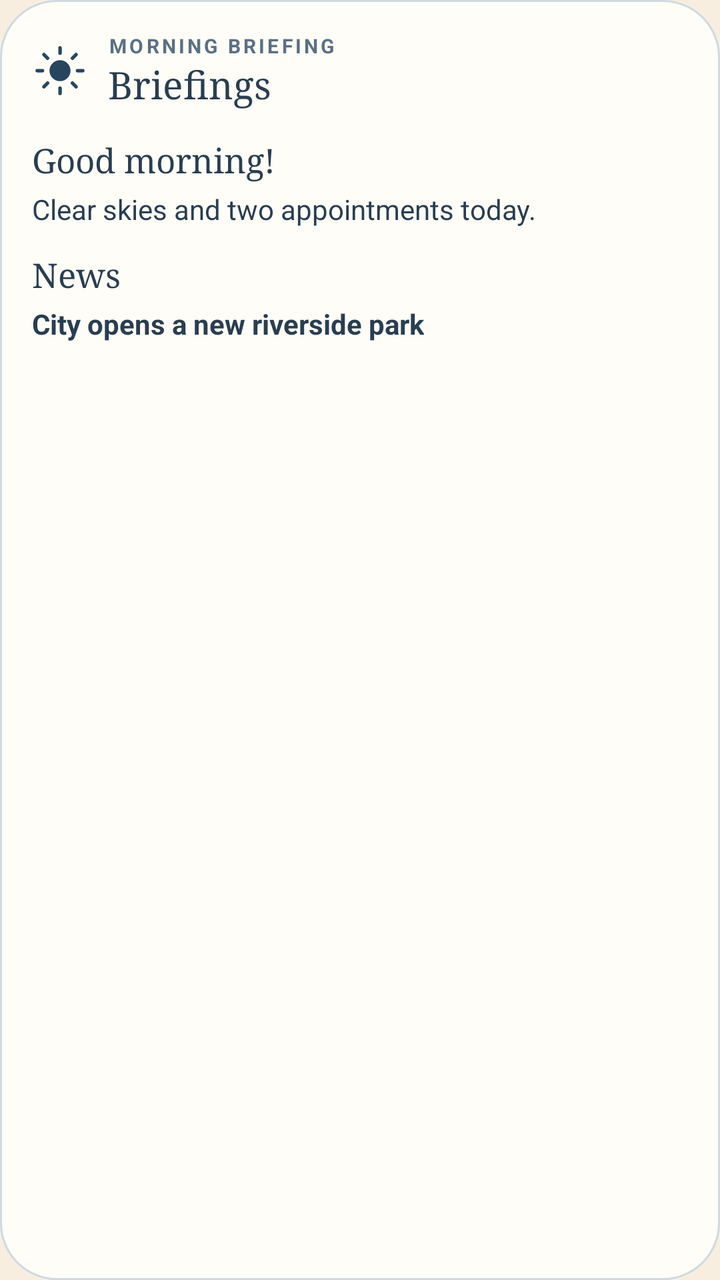
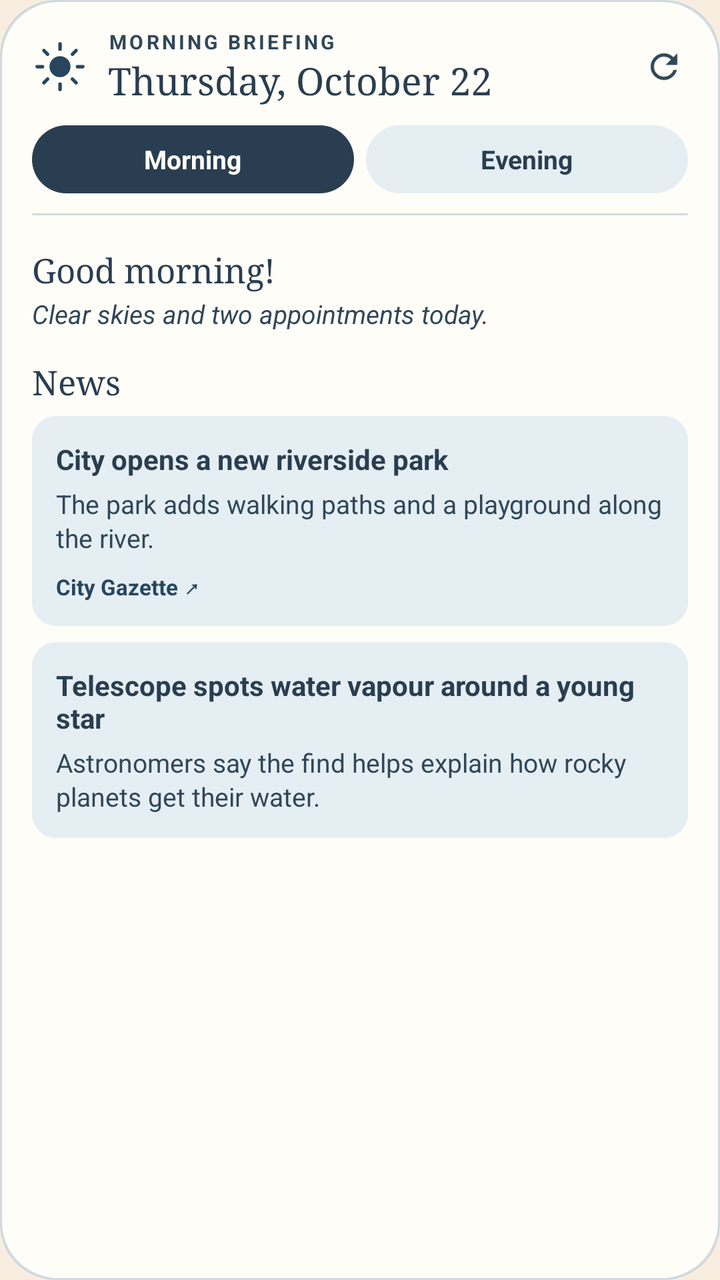

Two renders of the same Android screen: before a commit and after it. Below are the layout's source before the change and the commit's diff.
<!-- AndroidManifest.xml: application theme Screen -->
<!-- res/layout/widget_preview_briefing.xml -->
<?xml version="1.0" encoding="utf-8"?>
<LinearLayout xmlns:android="http://schemas.android.com/apk/res/android"
    xmlns:tools="http://schemas.android.com/tools"
    android:layout_width="match_parent"
    android:layout_height="match_parent"
    android:background="@drawable/preview_card"
    android:orientation="vertical"
    android:padding="16dp">

    <LinearLayout android:layout_width="match_parent" android:layout_height="wrap_content" android:gravity="center_vertical">
        <ImageView android:layout_width="28dp" android:layout_height="28dp" android:importantForAccessibility="no" android:src="@drawable/ic_morning" android:tint="@color/preview_accent" tools:ignore="UseAppTint" />
        <LinearLayout android:layout_width="wrap_content" android:layout_height="wrap_content" android:layout_marginStart="10dp" android:orientation="vertical">
            <TextView android:layout_width="wrap_content" android:layout_height="wrap_content" android:letterSpacing="0.14" android:text="@string/briefing_label_gm" android:textAllCaps="true" android:textColor="@color/preview_muted" android:textSize="10sp" android:textStyle="bold" />
            <TextView android:layout_width="wrap_content" android:layout_height="wrap_content" android:fontFamily="serif" android:text="@string/widget_briefing_name" android:textColor="@color/preview_ink" android:textSize="19sp" />
        </LinearLayout>
    </LinearLayout>
    <TextView android:layout_width="wrap_content" android:layout_height="wrap_content" android:layout_marginTop="14dp" android:fontFamily="serif" android:text="@string/preview_briefing_greeting" android:textColor="@color/preview_ink" android:textSize="17sp" />
    <TextView android:layout_width="wrap_content" android:layout_height="wrap_content" android:layout_marginTop="4dp" android:text="@string/preview_briefing_opening" android:textColor="@color/preview_ink" android:textSize="14sp" />
    <TextView android:layout_width="wrap_content" android:layout_height="wrap_content" android:layout_marginTop="12dp" android:fontFamily="serif" android:text="@string/preview_briefing_section" android:textColor="@color/preview_ink" android:textSize="17sp" />
    <TextView android:layout_width="wrap_content" android:layout_height="wrap_content" android:layout_marginTop="4dp" android:text="@string/preview_news_headline" android:textColor="@color/preview_ink" android:textSize="14sp" android:textStyle="bold" />
</LinearLayout>
<!-- resources referenced by this layout -->
<resources>
  <color name="preview_accent">#27465E</color>
  <color name="preview_ink">#293E50</color>
  <color name="preview_muted">#5B7083</color>
  <!-- drawable ic_morning (drawable) -->
  <?xml version="1.0" encoding="utf-8"?>
  <vector xmlns:android="http://schemas.android.com/apk/res/android"
      android:width="24dp" android:height="24dp" android:viewportWidth="64" android:viewportHeight="64">
      <path android:strokeColor="#FFFFFFFF" android:strokeWidth="4" android:strokeLineCap="round" android:pathData="M32,6v6m0,40v6M6,32h6m40,0h6M13.6,13.6l4.2,4.2m28.4,28.4 l4.2,4.2M13.6,50.4l4.2,-4.2m28.4,-28.4 l4.2,-4.2" />
      <path android:fillColor="#FFFFFFFF" android:pathData="M32,32m-12,0a12,12 0,1 1,24 0a12,12 0,1 1,-24 0" />
  </vector>
  <!-- drawable preview_card (drawable) -->
  <?xml version="1.0" encoding="utf-8"?>
  <shape xmlns:android="http://schemas.android.com/apk/res/android">
      <solid android:color="@color/preview_surface" />
      <stroke android:width="1dp" android:color="@color/preview_line" />
      <corners android:radius="@dimen/widget_radius" />
  </shape>
  <string name="briefing_label_gm">Morning briefing</string>
  <string name="preview_briefing_greeting">Good morning!</string>
  <string name="preview_briefing_opening">Clear skies and two appointments today.</string>
  <string name="preview_briefing_section">News</string>
  <string name="preview_news_headline">City opens a new riverside park</string>
  <string name="widget_briefing_name">Briefings</string>
  <style name="Screen" parent="@android:style/Theme.Material.Light.NoActionBar">
          <item name="android:windowBackground">@color/background</item>
          <item name="android:colorAccent">@color/sun</item>
          <item name="android:textColorPrimary">@color/ink</item>
          <item name="android:windowLightStatusBar">true</item>
      </style>
  <color name="preview_surface">#FFFDF7</color>
  <color name="preview_line">#CFDAE0</color>
  <dimen name="widget_radius">16dp</dimen>
  <color name="background">#F8EEE0</color>
  <color name="sun">#D88B38</color>
  <color name="ink">#2B2620</color>
</resources>

<!-- the commit's change to res/layout/widget_preview_briefing.xml (unified diff, before → after) -->
@@ -1,21 +1,41 @@
 <?xml version="1.0" encoding="utf-8"?>
-<LinearLayout xmlns:android="http://schemas.android.com/apk/res/android"
+<FrameLayout xmlns:android="http://schemas.android.com/apk/res/android"
     xmlns:tools="http://schemas.android.com/tools"
     android:layout_width="match_parent"
     android:layout_height="match_parent"
-    android:background="@drawable/preview_card"
-    android:orientation="vertical"
-    android:padding="16dp">
+    tools:ignore="UseAppTint">
 
-    <LinearLayout android:layout_width="match_parent" android:layout_height="wrap_content" android:gravity="center_vertical">
-        <ImageView android:layout_width="28dp" android:layout_height="28dp" android:importantForAccessibility="no" android:src="@drawable/ic_morning" android:tint="@color/preview_accent" tools:ignore="UseAppTint" />
-        <LinearLayout android:layout_width="wrap_content" android:layout_height="wrap_content" android:layout_marginStart="10dp" android:orientation="vertical">
-            <TextView android:layout_width="wrap_content" android:layout_height="wrap_content" android:letterSpacing="0.14" android:text="@string/briefing_label_gm" android:textAllCaps="true" android:textColor="@color/preview_muted" android:textSize="10sp" android:textStyle="bold" />
-            <TextView android:layout_width="wrap_content" android:layout_height="wrap_content" android:fontFamily="serif" android:text="@string/widget_briefing_name" android:textColor="@color/preview_ink" android:textSize="19sp" />
+    <ImageView android:layout_width="match_parent" android:layout_height="match_parent" android:importantForAccessibility="no" android:scaleType="fitXY" android:src="@drawable/round_card" android:tint="@color/preview_line" />
+    <ImageView android:layout_width="match_parent" android:layout_height="match_parent" android:layout_margin="1dp" android:importantForAccessibility="no" android:scaleType="fitXY" android:src="@drawable/round_card" android:tint="@color/preview_surface" />
+
+    <LinearLayout android:layout_width="match_parent" android:layout_height="match_parent" android:orientation="vertical" android:paddingStart="16dp" android:paddingTop="14dp" android:paddingEnd="10dp" android:paddingBottom="6dp">
+        <LinearLayout android:layout_width="match_parent" android:layout_height="wrap_content" android:gravity="center_vertical">
+            <ImageView android:layout_width="28dp" android:layout_height="28dp" android:importantForAccessibility="no" android:src="@drawable/ic_morning" android:tint="@color/preview_accent" />
+            <LinearLayout android:layout_width="0dp" android:layout_height="wrap_content" android:layout_marginStart="10dp" android:layout_weight="1" android:orientation="vertical">
+                <TextView android:layout_width="wrap_content" android:layout_height="wrap_content" android:letterSpacing="0.14" android:maxLines="1" android:text="@string/briefing_label_gm" android:textAllCaps="true" android:textColor="@color/preview_muted" android:textSize="10sp" android:textStyle="bold" />
+                <TextView android:layout_width="wrap_content" android:layout_height="wrap_content" android:ellipsize="end" android:fontFamily="serif" android:maxLines="1" android:text="@string/preview_date" android:textColor="@color/preview_ink" android:textSize="19sp" />
+            </LinearLayout>
+            <ImageView android:layout_width="36dp" android:layout_height="36dp" android:importantForAccessibility="no" android:padding="8dp" android:src="@drawable/ic_refresh" android:tint="@color/preview_muted" />
+        </LinearLayout>
+        <LinearLayout android:layout_width="match_parent" android:layout_height="34dp" android:layout_marginTop="10dp" android:layout_marginEnd="6dp">
+            <TextView android:layout_width="0dp" android:layout_height="match_parent" android:layout_weight="1" android:background="@drawable/round_pill" android:backgroundTint="@color/preview_ink" android:gravity="center" android:maxLines="1" android:text="@string/briefing_morning" android:textColor="@color/preview_surface" android:textSize="13sp" android:textStyle="bold" />
+            <TextView android:layout_width="0dp" android:layout_height="match_parent" android:layout_marginStart="6dp" android:layout_weight="1" android:background="@drawable/round_pill" android:backgroundTint="@color/preview_wash" android:gravity="center" android:maxLines="1" android:text="@string/briefing_evening" android:textColor="@color/preview_ink" android:textSize="13sp" android:textStyle="bold" />
+        </LinearLayout>
+        <ImageView android:layout_width="match_parent" android:layout_height="1dp" android:layout_marginTop="10dp" android:layout_marginEnd="6dp" android:importantForAccessibility="no" android:scaleType="fitXY" android:src="@drawable/round_card" android:tint="@color/preview_line" />
+
+        <LinearLayout android:layout_width="match_parent" android:layout_height="wrap_content" android:orientation="vertical" android:paddingTop="4dp" android:paddingEnd="6dp">
+            <TextView android:layout_width="match_parent" android:layout_height="wrap_content" android:paddingTop="12dp" android:fontFamily="serif" android:text="@string/preview_briefing_greeting" android:textColor="@color/preview_ink" android:textSize="17sp" />
+            <TextView android:layout_width="match_parent" android:layout_height="wrap_content" android:layout_marginTop="2dp" android:lineSpacingMultiplier="1.1" android:paddingBottom="2dp" android:text="@string/preview_briefing_opening" android:textColor="@color/preview_muted" android:textSize="13sp" android:textStyle="italic" />
+            <TextView android:layout_width="match_parent" android:layout_height="wrap_content" android:paddingTop="12dp" android:paddingBottom="2dp" android:fontFamily="serif" android:text="@string/preview_briefing_section" android:textColor="@color/preview_ink" android:textSize="17sp" />
+            <LinearLayout android:layout_width="match_parent" android:layout_height="wrap_content" android:layout_marginTop="4dp" android:layout_marginBottom="4dp" android:background="@drawable/round_tile" android:backgroundTint="@color/preview_wash" android:orientation="vertical" android:padding="12dp">
+                <TextView android:layout_width="match_parent" android:layout_height="wrap_content" android:ellipsize="end" android:maxLines="3" android:text="@string/preview_news_headline" android:textColor="@color/preview_ink" android:textSize="14sp" android:textStyle="bold" />
+                <TextView android:layout_width="match_parent" android:layout_height="wrap_content" android:layout_marginTop="4dp" android:ellipsize="end" android:lineSpacingMultiplier="1.1" android:maxLines="3" android:text="@string/preview_news_summary" android:textColor="@color/preview_muted" android:textSize="13sp" />
+                <TextView android:layout_width="match_parent" android:layout_height="wrap_content" android:layout_marginTop="8dp" android:ellipsize="end" android:maxLines="1" android:text="@string/preview_news_source" android:textColor="@color/preview_accent" android:textSize="11sp" android:textStyle="bold" />
+            </LinearLayout>
+            <LinearLayout android:layout_width="match_parent" android:layout_height="wrap_content" android:layout_marginTop="4dp" android:layout_marginBottom="4dp" android:background="@drawable/round_tile" android:backgroundTint="@color/preview_wash" android:orientation="vertical" android:padding="12dp">
+                <TextView android:layout_width="match_parent" android:layout_height="wrap_content" android:ellipsize="end" android:maxLines="3" android:text="@string/preview_news_headline_two" android:textColor="@color/preview_ink" android:textSize="14sp" android:textStyle="bold" />
+                <TextView android:layout_width="match_parent" android:layout_height="wrap_content" android:layout_marginTop="4dp" android:ellipsize="end" android:lineSpacingMultiplier="1.1" android:maxLines="3" android:text="@string/preview_news_summary_two" android:textColor="@color/preview_muted" android:textSize="13sp" />
+            </LinearLayout>
         </LinearLayout>
     </LinearLayout>
-    <TextView android:layout_width="wrap_content" android:layout_height="wrap_content" android:layout_marginTop="14dp" android:fontFamily="serif" android:text="@string/preview_briefing_greeting" android:textColor="@color/preview_ink" android:textSize="17sp" />
-    <TextView android:layout_width="wrap_content" android:layout_height="wrap_content" android:layout_marginTop="4dp" android:text="@string/preview_briefing_opening" android:textColor="@color/preview_ink" android:textSize="14sp" />
-    <TextView android:layout_width="wrap_content" android:layout_height="wrap_content" android:layout_marginTop="12dp" android:fontFamily="serif" android:text="@string/preview_briefing_section" android:textColor="@color/preview_ink" android:textSize="17sp" />
-    <TextView android:layout_width="wrap_content" android:layout_height="wrap_content" android:layout_marginTop="4dp" android:text="@string/preview_news_headline" android:textColor="@color/preview_ink" android:textSize="14sp" android:textStyle="bold" />
-</LinearLayout>
+</FrameLayout>
<!-- resource entries referenced after the edit -->
@@ -2,7 +2,7 @@
 <resources>
   <color name="preview_accent">#27465E</color>
   <color name="preview_ink">#293E50</color>
-  <color name="preview_muted">#5B7083</color>
+  <color name="preview_muted">#304758</color>
   <!-- drawable ic_morning (drawable) -->
   <?xml version="1.0" encoding="utf-8"?>
   <vector xmlns:android="http://schemas.android.com/apk/res/android"
@@ -10,19 +10,42 @@
       <path android:strokeColor="#FFFFFFFF" android:strokeWidth="4" android:strokeLineCap="round" android:pathData="M32,6v6m0,40v6M6,32h6m40,0h6M13.6,13.6l4.2,4.2m28.4,28.4 l4.2,4.2M13.6,50.4l4.2,-4.2m28.4,-28.4 l4.2,-4.2" />
       <path android:fillColor="#FFFFFFFF" android:pathData="M32,32m-12,0a12,12 0,1 1,24 0a12,12 0,1 1,-24 0" />
   </vector>
-  <!-- drawable preview_card (drawable) -->
+  <!-- drawable ic_refresh (drawable) -->
   <?xml version="1.0" encoding="utf-8"?>
-  <shape xmlns:android="http://schemas.android.com/apk/res/android">
-      <solid android:color="@color/preview_surface" />
-      <stroke android:width="1dp" android:color="@color/preview_line" />
+  <vector xmlns:android="http://schemas.android.com/apk/res/android"
+      android:width="20dp" android:height="20dp" android:viewportWidth="24" android:viewportHeight="24">
+      <path android:fillColor="#FFFFFFFF" android:pathData="M17.65,6.35A7.96,7.96 0,0 0,12 4a8,8 0,1 0,7.73 10h-2.08A6,6 0,1 1,12 6c1.66,0 3.14,0.69 4.22,1.78L13,11h7V4l-2.35,2.35z" />
+  </vector>
+  <!-- drawable round_card (drawable) -->
+  <?xml version="1.0" encoding="utf-8"?>
+  <shape xmlns:android="http://schemas.android.com/apk/res/android" android:shape="rectangle">
+      <solid android:color="#FFFFFFFF" />
       <corners android:radius="@dimen/widget_radius" />
   </shape>
+  <!-- drawable round_pill (drawable) -->
+  <?xml version="1.0" encoding="utf-8"?>
+  <shape xmlns:android="http://schemas.android.com/apk/res/android" android:shape="rectangle">
+      <solid android:color="#FFFFFFFF" />
+      <corners android:radius="22dp" />
+  </shape>
+  <!-- drawable round_tile (drawable) -->
+  <?xml version="1.0" encoding="utf-8"?>
+  <shape xmlns:android="http://schemas.android.com/apk/res/android" android:shape="rectangle">
+      <solid android:color="#FFFFFFFF" />
+      <corners android:radius="12dp" />
+  </shape>
+  <string name="briefing_evening">Evening</string>
   <string name="briefing_label_gm">Morning briefing</string>
+  <string name="briefing_morning">Morning</string>
   <string name="preview_briefing_greeting">Good morning!</string>
   <string name="preview_briefing_opening">Clear skies and two appointments today.</string>
   <string name="preview_briefing_section">News</string>
+  <string name="preview_date">Thursday, October 22</string>
   <string name="preview_news_headline">City opens a new riverside park</string>
-  <string name="widget_briefing_name">Briefings</string>
+  <string name="preview_news_headline_two">Telescope spots water vapour around a young star</string>
+  <string name="preview_news_source">City Gazette  ↗</string>
+  <string name="preview_news_summary">The park adds walking paths and a playground along the river.</string>
+  <string name="preview_news_summary_two">Astronomers say the find helps explain how rocky planets get their water.</string>
   <style name="Screen" parent="@android:style/Theme.Material.Light.NoActionBar">
           <item name="android:windowBackground">@color/background</item>
           <item name="android:colorAccent">@color/sun</item>
@@ -30,6 +53,7 @@
           <item name="android:windowLightStatusBar">true</item>
       </style>
   <color name="preview_surface">#FFFDF7</color>
+  <color name="preview_wash">#E5EEF3</color>
   <color name="preview_line">#CFDAE0</color>
   <dimen name="widget_radius">16dp</dimen>
   <color name="background">#F8EEE0</color>
